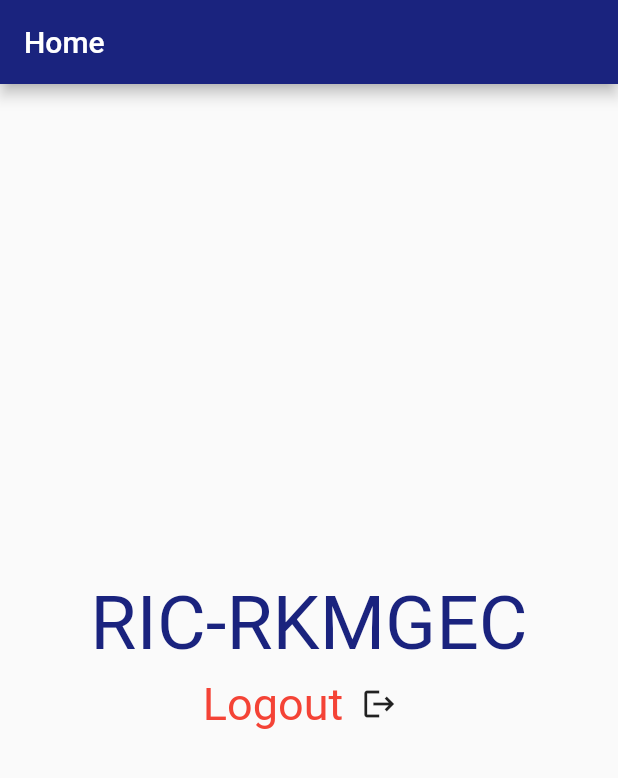
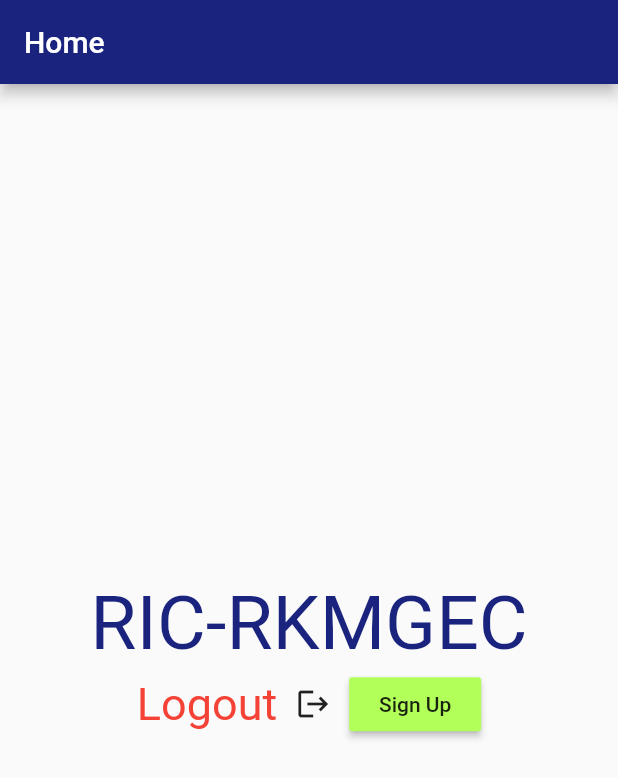
Before and after one commit to astreffect/ayto_driver_x, a Flutter app: the Home screen opened directly, on a phone screen of 412 x 824 dp. Shown: the top 778 px of the screen. Run offline on Flutter 3.47's test engine with Material 2 defaults, Android fonts, the phone set to English and light mode, and no system bars; our stand-ins replace firebase_auth, firebase_core, fluttertoast; accounts and stored records are empty.

Commit message:
Signup Button Problem Fixed

```diff
--- a/lib/home.dart
+++ b/lib/home.dart
@@ -5,6 +5,8 @@ import 'package:ayto_driver_x/signup.dart';
 import 'login.dart';
 
 class Home extends StatefulWidget {
+  const Home({Key? key}) : super(key: key);
+
   @override
   _HomeState createState() => _HomeState();
 }
@@ -36,7 +38,7 @@ class _HomeState extends State<Home> {
                 children: [
                   const Text(
                     "Logout",
-                    style: const TextStyle(
+                    style: TextStyle(
                       color: Colors.red,
                       fontSize: 30,
                     ),
@@ -53,21 +55,15 @@ class _HomeState extends State<Home> {
                       );
                     },
                   ),
-                 /* MaterialButton(
-                    color: Colors.indigo[900],
+                  MaterialButton(
+                    color: Colors.lightGreenAccent,
+                      child: const Text("Sign Up"),
                     onPressed: () {
-                      MaterialPageRoute(
-                        builder: (context) => SignupScreen(),
+                      Navigator.push(context, MaterialPageRoute(builder: (context)=>const SignupScreen())
                       );
-                    }
-                      child:
-                      Text(
-                        "Signup",
-                        style: const TextStyle(
-                          color: Colors.white,
-                          fontSize: 20,
-                        ),
-                      ),*/
+                    }),
+
+
 
 
 
--- a/lib/signup.dart
+++ b/lib/signup.dart
@@ -4,6 +4,8 @@ import 'package:flutter/material.dart';
 import 'package:fluttertoast/fluttertoast.dart';
 
 class SignupScreen extends StatefulWidget {
+  const SignupScreen({Key? key}) : super(key: key);
+
   @override
   _SignupScreenState createState() => _SignupScreenState();
 }
@@ -15,7 +17,7 @@ class _SignupScreenState extends State<SignupScreen> {
     return Scaffold(
       appBar: AppBar(
         backgroundColor: Colors.indigo[900],
-        title: Text('SignUp'),
+        title: const Text('SignUp'),
 
       ),
       body: Center(
```
